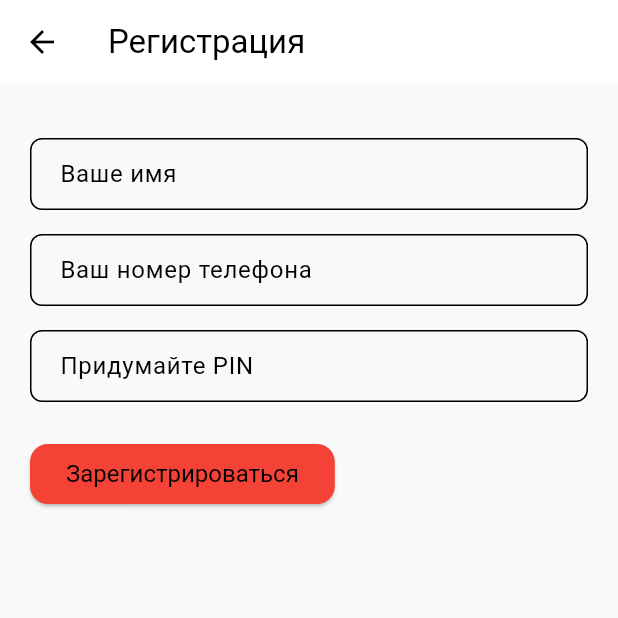
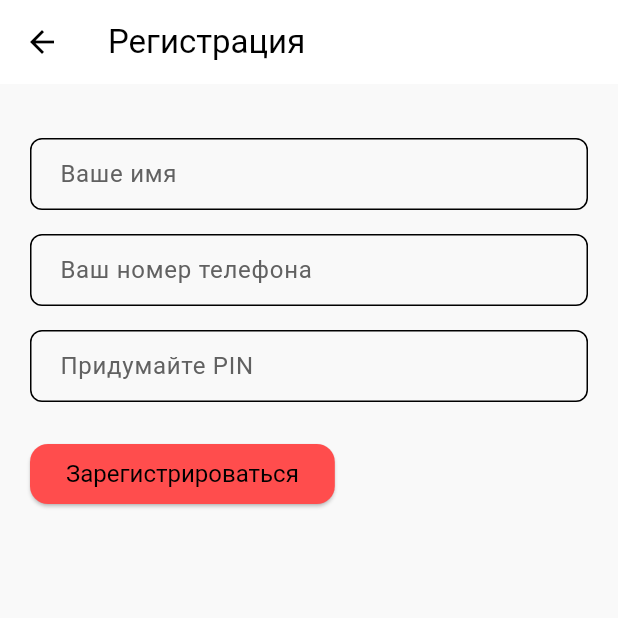
Before and after one commit to pangedza/pangedza_delivery, a Flutter app: the RegisterScreen screen opened by its route, on a phone screen of 412 x 824 dp, the top half of it. Run offline on Flutter 3.47's test engine with Material 3 defaults, Android fonts, the phone set to English and light mode, and no system bars; our stand-ins replace flutter_dotenv, geocoding, google_maps_flutter, mask_text_input_formatter, supabase_flutter; accounts and stored records are empty; network calls fail.

Commit message:
Add global AppTheme and apply across main screens

```diff
--- a/lib/main.dart
+++ b/lib/main.dart
@@ -1,6 +1,7 @@
 import 'dart:io';
 import 'package:flutter/material.dart';
 import 'package:flutter_localizations/flutter_localizations.dart';
+import 'package:pangedza_delivery/theme/app_theme.dart';
 import 'package:flutter_dotenv/flutter_dotenv.dart';
 import 'package:supabase_flutter/supabase_flutter.dart';
 import 'package:provider/provider.dart';
@@ -48,7 +49,7 @@ class MyApp extends StatelessWidget {
     return MaterialApp(
       title: 'Flutter Demo',
       theme: ThemeData(
-        scaffoldBackgroundColor: Colors.white,
+        scaffoldBackgroundColor: AppTheme.lightGrey,
         primaryColor: const Color(0xFFE30613),
         fontFamily: 'Roboto',
         appBarTheme: const AppBarTheme(
--- a/lib/screens/register_screen.dart
+++ b/lib/screens/register_screen.dart
@@ -3,6 +3,7 @@ import 'package:provider/provider.dart';
 import 'package:mask_text_input_formatter/mask_text_input_formatter.dart';
 import '../services/users_service.dart';
 import '../models/profile_model.dart';
+import '../theme/app_theme.dart';
 
 class RegisterScreen extends StatefulWidget {
   @override
@@ -38,7 +39,7 @@ class _RegisterScreenState extends State<RegisterScreen> {
     );
 
     return Scaffold(
-      backgroundColor: Color(0xFFF9F9F9),
+      backgroundColor: AppTheme.lightGrey,
       appBar: AppBar(title: Text("Регистрация")),
       body: Padding(
         padding: const EdgeInsets.all(20.0),
@@ -48,45 +49,25 @@ class _RegisterScreenState extends State<RegisterScreen> {
             SizedBox(height: 16),
             TextField(
               controller: _nameController,
-              decoration: InputDecoration(
-                labelText: "Ваше имя",
-                hintText: "Имя",
-                border: OutlineInputBorder(borderRadius: BorderRadius.circular(8)),
-                contentPadding: EdgeInsets.symmetric(horizontal: 16, vertical: 12),
-              ),
+              decoration: AppTheme.input("Ваше имя", "Имя"),
             ),
             SizedBox(height: 16),
             TextField(
               controller: _phoneController,
               inputFormatters: [_phoneMask],
               keyboardType: TextInputType.phone,
-              decoration: InputDecoration(
-                labelText: "Ваш номер телефона",
-                hintText: "+7 (900) 000-00-00",
-                border: OutlineInputBorder(borderRadius: BorderRadius.circular(8)),
-                contentPadding: EdgeInsets.symmetric(horizontal: 16, vertical: 12),
-              ),
+              decoration: AppTheme.input("Ваш номер телефона", "+7 (900) 000-00-00"),
             ),
             SizedBox(height: 16),
             TextField(
               controller: _pinController,
               keyboardType: TextInputType.number,
               obscureText: true,
-              decoration: InputDecoration(
-                labelText: "Придумайте PIN",
-                hintText: "4 цифры",
-                border: OutlineInputBorder(borderRadius: BorderRadius.circular(8)),
-                contentPadding: EdgeInsets.symmetric(horizontal: 16, vertical: 12),
-              ),
+              decoration: AppTheme.input("Придумайте PIN", "4 цифры"),
             ),
             SizedBox(height: 24),
             ElevatedButton(
-              style: ElevatedButton.styleFrom(
-                backgroundColor: Colors.red,
-                foregroundColor: Colors.black,
-                textStyle: TextStyle(fontSize: 16),
-                shape: RoundedRectangleBorder(borderRadius: BorderRadius.circular(12)),
-              ),
+              style: AppTheme.redButton,
               onPressed: _register,
               child: Text("Зарегистрироваться"),
             )
--- /dev/null
+++ b/lib/theme/app_theme.dart
@@ -0,0 +1,24 @@
+import 'package:flutter/material.dart';
+
+class AppTheme {
+  static const Color primaryRed = Color(0xFFFF4D4D);
+  static const Color darkText = Colors.black;
+  static const Color lightGrey = Color(0xFFF9F9F9);
+
+  static ButtonStyle redButton = ElevatedButton.styleFrom(
+    backgroundColor: primaryRed,
+    foregroundColor: darkText,
+    textStyle: const TextStyle(fontSize: 16),
+    shape: RoundedRectangleBorder(borderRadius: BorderRadius.circular(12)),
+  );
+
+  static InputDecoration input(String label, String hint) {
+    return InputDecoration(
+      labelText: label,
+      hintText: hint,
+      labelStyle: TextStyle(color: Colors.grey[700]),
+      border: OutlineInputBorder(borderRadius: BorderRadius.circular(8)),
+      contentPadding: const EdgeInsets.symmetric(horizontal: 16, vertical: 12),
+    );
+  }
+}
```
Also changed, not shown: lib/screens/checkout_screen.dart (+11 -18 lines), lib/screens/login_screen.dart (+5 -19 lines), lib/screens/profile_screen.dart (+2 -8 lines).
